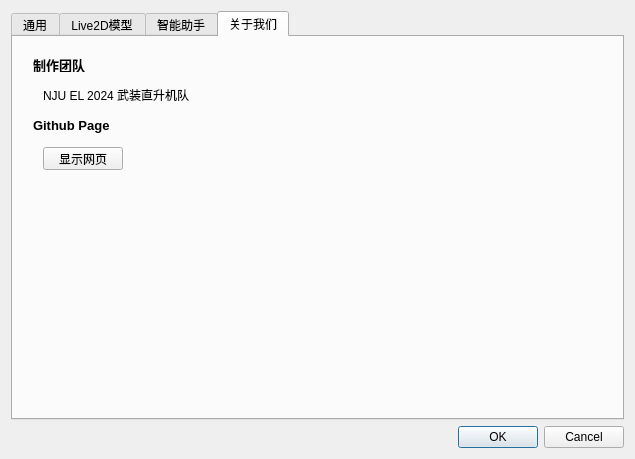
First picture: the form in settingsdialog.ui, repository Positron114514/GunShipVPet, before the edit.
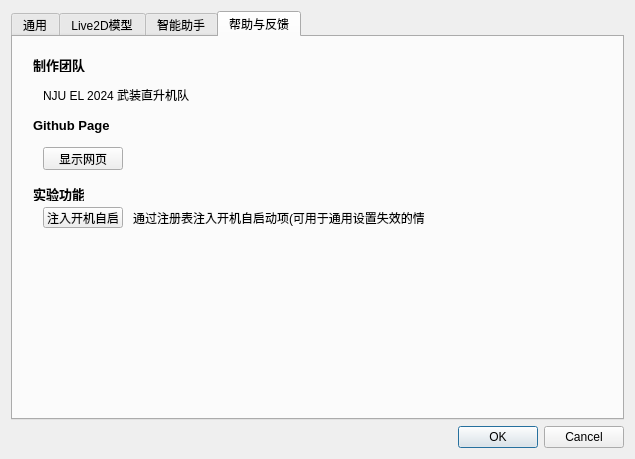
Second picture: the form after the edit. The open tabs and pages were chosen to show the change. Custom widgets are drawn as their Qt base class.

Patch:
```diff
--- a/settingsdialog.ui
+++ b/settingsdialog.ui
@@ -423,7 +423,7 @@
      </widget>
      <widget class="QWidget" name="aboutTab">
       <attribute name="title">
-       <string>关于我们</string>
+       <string>帮助与反馈</string>
       </attribute>
       <widget class="QLabel" name="label_9">
        <property name="geometry">
@@ -490,6 +490,51 @@
         <string>显示网页</string>
        </property>
       </widget>
+      <widget class="QLabel" name="label_12">
+       <property name="geometry">
+        <rect>
+         <x>20</x>
+         <y>150</y>
+         <width>51</width>
+         <height>14</height>
+        </rect>
+       </property>
+       <property name="font">
+        <font>
+         <pointsize>10</pointsize>
+         <bold>true</bold>
+        </font>
+       </property>
+       <property name="text">
+        <string>实验功能</string>
+       </property>
+      </widget>
+      <widget class="QLabel" name="label_13">
+       <property name="geometry">
+        <rect>
+         <x>120</x>
+         <y>173</y>
+         <width>291</width>
+         <height>16</height>
+        </rect>
+       </property>
+       <property name="text">
+        <string>通过注册表注入开机自启动项(可用于通用设置失效的情况)</string>
+       </property>
+      </widget>
+      <widget class="QPushButton" name="pushButton">
+       <property name="geometry">
+        <rect>
+         <x>30</x>
+         <y>170</y>
+         <width>80</width>
+         <height>21</height>
+        </rect>
+       </property>
+       <property name="text">
+        <string>注入开机自启</string>
+       </property>
+      </widget>
      </widget>
     </widget>
    </item>
```
Left out of the diff: 2 changed lines with no effect on the pictures.
